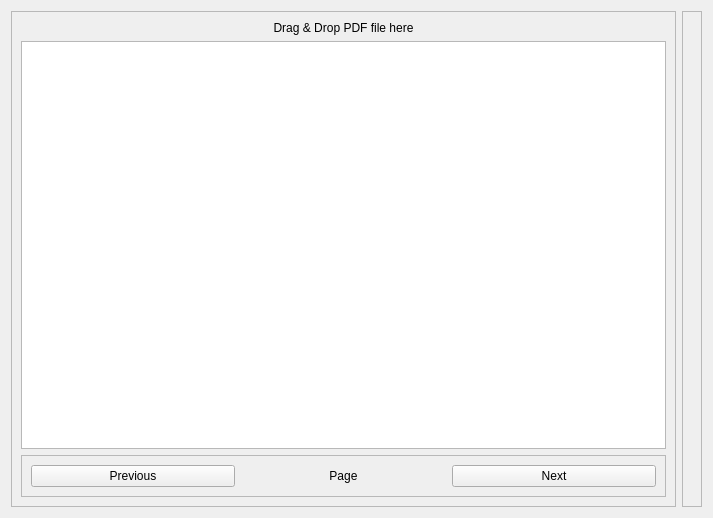
Old version of the form GUI/UI/scan_book.ui in the repository Limuranius/ShogiBoardReader.
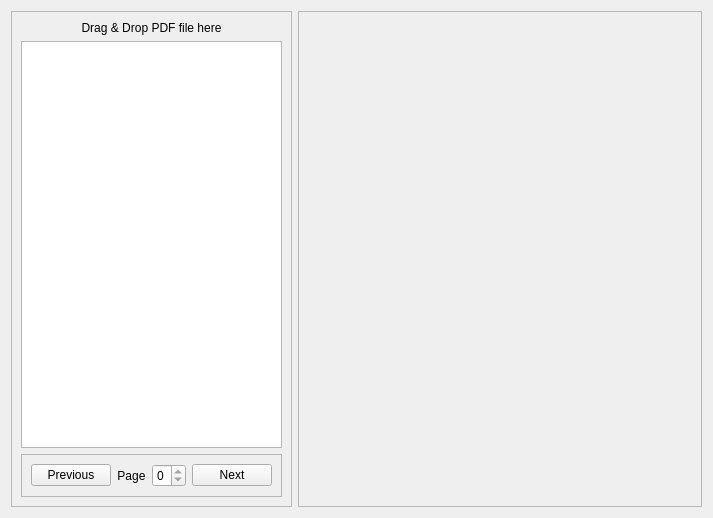
New version of the form. Custom widgets are drawn as their Qt base class.

Commit message:
Improved book scanner GUI
- added option to choose range of pages
- added page number input

What changed in the file:
```diff
--- a/GUI/UI/scan_book.ui
+++ b/GUI/UI/scan_book.ui
@@ -16,6 +16,12 @@
   <layout class="QHBoxLayout" name="horizontalLayout">
    <item>
     <widget class="QFrame" name="frame">
+     <property name="sizePolicy">
+      <sizepolicy hsizetype="Maximum" vsizetype="Preferred">
+       <horstretch>0</horstretch>
+       <verstretch>0</verstretch>
+      </sizepolicy>
+     </property>
      <property name="frameShape">
       <enum>QFrame::StyledPanel</enum>
      </property>
@@ -62,6 +68,13 @@
            </property>
           </widget>
          </item>
+         <item>
+          <widget class="QSpinBox" name="spinBox_page_number">
+           <property name="maximum">
+            <number>0</number>
+           </property>
+          </widget>
+         </item>
          <item>
           <widget class="QPushButton" name="pushButton_next">
            <property name="text">
```
Left out of the diff: 29 changed lines with no effect on the pictures. The commit also changes 7 other files.
